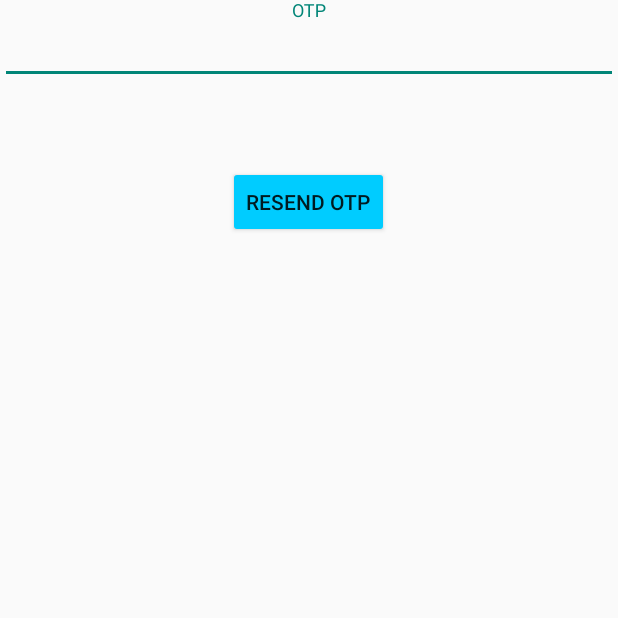
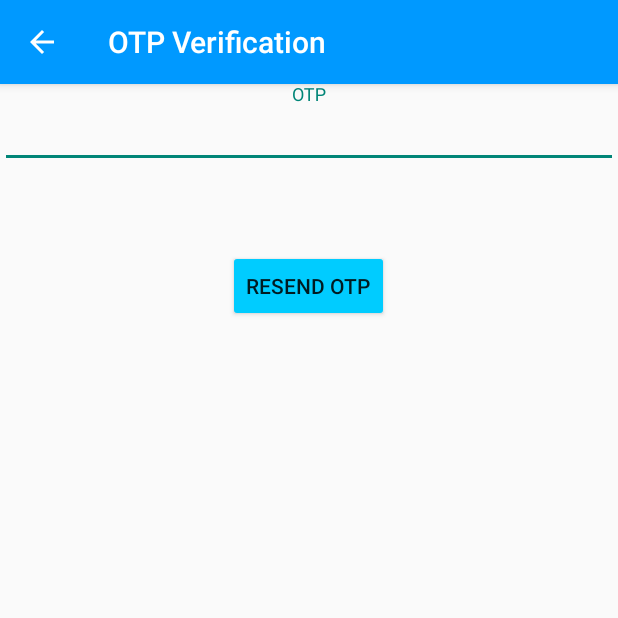
Before and after one commit to Kuyas/Welfare, an Android app: the OtpVerificationActivity screen opened directly, with no data from a screen before it, on a phone screen of 412 x 824 dp, the top half of it. Run offline under Robolectric (Android 15) with nearby library versions, the phone set to English and light mode, and no system bars; libraries missing offline, so code that uses them is left out: com.msg91.sendotp; 1 statement that could not run was skipped.

Commit message:
Merge branch 'master' of https://github.com/Kuyas/Welfare Added Toolbars and ScrollView

```diff
--- a/app/src/main/java/com/example/android/welfare/Login/ForgotPasswordActivity.java
+++ b/app/src/main/java/com/example/android/welfare/Login/ForgotPasswordActivity.java
@@ -56,7 +56,7 @@ public class ForgotPasswordActivity extends AppCompatActivity {
         retypepassword = findViewById(R.id.activity_forgot_password_edittext_retype_password);
 
         final Toolbar toolbar = findViewById(R.id.activity_toolbar);
-        toolbar.setTitle(getString(R.string.activity_signup_title));
+        toolbar.setTitle(getString(R.string.activity_forgot_password_title));
         setSupportActionBar(toolbar);
 
         ActionBar actionBar = getSupportActionBar();
--- a/app/src/main/java/com/example/android/welfare/Login/OtpVerificationActivity.java
+++ b/app/src/main/java/com/example/android/welfare/Login/OtpVerificationActivity.java
@@ -9,7 +9,9 @@ import android.os.Bundle;
 import android.support.annotation.Nullable;
 import android.support.design.widget.TextInputEditText;
 import android.support.v4.app.ActivityCompat;
+import android.support.v7.app.ActionBar;
 import android.support.v7.app.AppCompatActivity;
+import android.support.v7.widget.Toolbar;
 import android.text.Editable;
 import android.text.TextWatcher;
 import android.util.Log;
@@ -49,6 +51,23 @@ public class OtpVerificationActivity extends AppCompatActivity implements Verifi
         } else {
             finish();
         }
+
+
+        //TITLE TOOLBAR
+        final Toolbar toolbar = findViewById(R.id.activity_toolbar);
+        toolbar.setTitle(getString(R.string.activity_otp_verification_title));
+        setSupportActionBar(toolbar);
+
+        ActionBar actionBar = getSupportActionBar();
+        actionBar.setDisplayHomeAsUpEnabled(true);
+        actionBar.setHomeAsUpIndicator(getDrawable(R.drawable.ic_arrow_back_black_24dp));
+
+        toolbar.setNavigationOnClickListener(new View.OnClickListener() {
+            @Override
+            public void onClick(View v) {
+                onBackPressed();
+            }
+        });
 
         otpText.addTextChangedListener(new TextWatcher() {
             @Override
--- a/app/src/main/res/layout/activity_forgot_password.xml
+++ b/app/src/main/res/layout/activity_forgot_password.xml
@@ -11,6 +11,9 @@
         android:layout_width="match_parent"
         android:layout_height="wrap_content"/>
 
+    <ScrollView
+        android:layout_width="match_parent"
+        android:layout_height="wrap_content">
     <LinearLayout
         android:layout_width="match_parent"
         android:layout_height="match_parent"
@@ -86,5 +89,5 @@
             android:text="@string/activity_forgot_password_change_login"
             android:layout_margin="12dp"/>
     </LinearLayout>
-
+    </ScrollView>
 </LinearLayout>
--- a/app/src/main/res/layout/activity_otp_verification.xml
+++ b/app/src/main/res/layout/activity_otp_verification.xml
@@ -6,6 +6,26 @@
     android:layout_height="match_parent"
     android:orientation="vertical"
     android:gravity="center_horizontal">
+
+    <android.support.design.widget.AppBarLayout
+        xmlns:android="http://schemas.android.com/apk/res/android"
+        xmlns:app="http://schemas.android.com/apk/res-auto"
+        android:layout_width="match_parent"
+        android:layout_height="wrap_content"
+        android:theme="@style/AppTheme.AppBarOverlay">
+
+        <android.support.v7.widget.Toolbar
+            android:id="@+id/activity_toolbar"
+            android:layout_width="match_parent"
+            android:layout_height="wrap_content"
+            android:background="?android:attr/colorPrimary"
+            android:elevation="4dp"
+            app:layout_scrollFlags="enterAlways"
+            app:popupTheme="@style/AppTheme.PopupOverlay">
+
+        </android.support.v7.widget.Toolbar>
+
+    </android.support.design.widget.AppBarLayout>
 
     <android.support.design.widget.TextInputLayout
         android:id="@+id/activity_otp_verification_textinput_otp"
@@ -31,6 +51,7 @@
         android:layout_width="match_parent"
         android:layout_height="wrap_content"
         android:paddingStart="@dimen/user_details_left_padding"
+        android:paddingEnd="10dp"
         android:textSize="@dimen/activity_other_details_subheading_text_size"/>
 
     <Button
--- a/app/src/main/res/values/strings.xml
+++ b/app/src/main/res/values/strings.xml
@@ -131,6 +131,7 @@
     <string name="activity_renew_membership_total">Total</string>
     <string name="activity_renew_membership_pay">Pay using Netbanking</string>
 
+    <string name="activity_forgot_password_title">Forgot Password</string>
     <string name="activity_forgot_password_mobile_field">Mobile</string>
     <string name="activity_forgot_password_otp_field">OTP</string>
     <string name="activity_forgot_password_password_field">Password</string>
@@ -193,6 +194,7 @@
     <string name="user_details_submit">SUBMIT</string>
     <string name="user_details_validation_snackbar_message">Please enter valid data</string>
 
+    <string name="activity_otp_verification_title">OTP Verification</string>
     <string name="activity_otp_verification_button_resend">Resend OTP</string>
     <string name="activity_otp_verification_otp_field_hint">OTP</string>
     <string name="activity_otp_verification_textview_otp_sent">OTP has been sent</string>
```
Also changed, not shown: app/src/main/res/layout/activity_lang.xml (+15 -7 lines), app/src/main/res/layout/activity_login.xml (+9 -0 lines), app/src/main/res/layout/activity_main.xml (+20 -18 lines).
